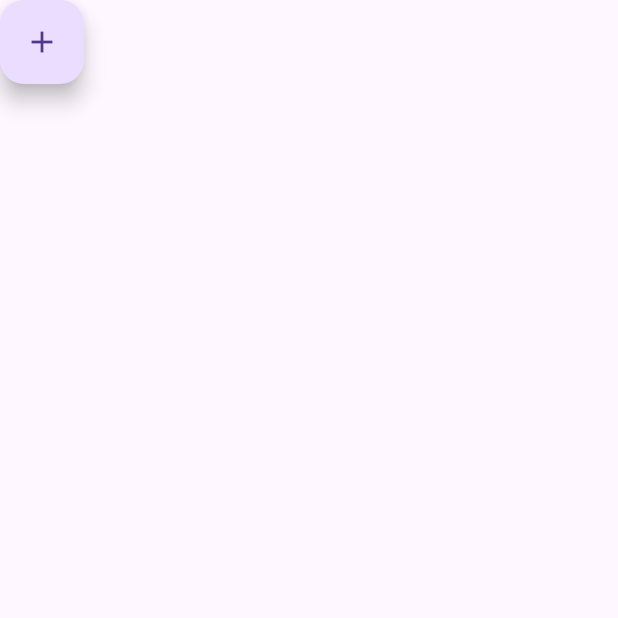
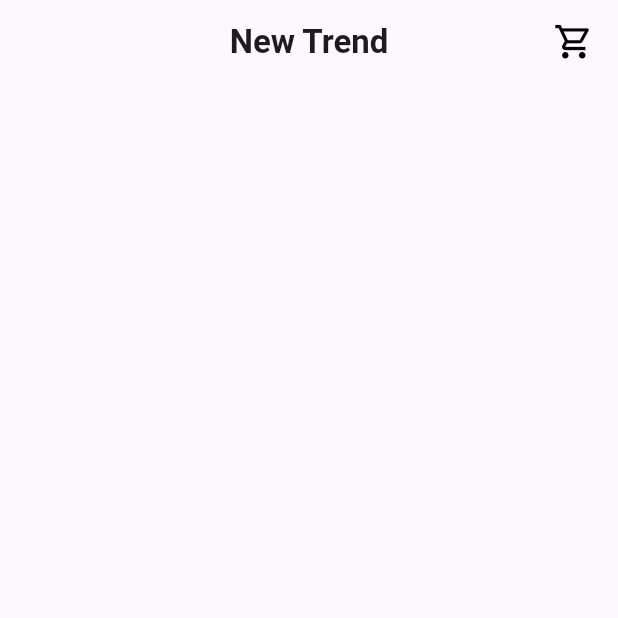
Before and after one commit to m7mdragab74/StoreFlex, a Flutter app: the screen it shows after launch, on a phone screen of 412 x 824 dp, the top half of it. Run offline on Flutter 3.47's test engine with Material 3 defaults, Android fonts, the phone set to English and light mode, and no system bars.

Commit message:
start create ui

```diff
--- a/lib/views/home_page.dart
+++ b/lib/views/home_page.dart
@@ -1,5 +1,4 @@
 import 'package:flutter/material.dart';
-import 'package:http/http.dart' as http;
 
 class HomePage extends StatelessWidget {
   const HomePage({super.key});
@@ -7,26 +6,28 @@ class HomePage extends StatelessWidget {
   @override
   Widget build(BuildContext context) {
     return Scaffold(
-      body: Column(
-        children: [
-          FloatingActionButton(
-            onPressed: () async {
-              http.Response response = await http
-                  .post(Uri.parse('https://fakestoreapi.com/products'), body: {
-                'title': 'test product',
-                'price': '13.5',
-                'description': 'lorem ipsum se\'t',
-                'image': 'https://i.pravatar.cc',
-                'category': 'electronic'
-              }, headers: {
-                'Accept': 'application/json',
-                'Content-Type': 'application/x-www-form-urlencoded',
-              });
-              print(response.body);
-            },
-            child: Icon(Icons.add),
+      appBar: AppBar(
+        centerTitle: true,
+        title: const Text(
+          'New Trend',
+          style: TextStyle(
+            fontWeight: FontWeight.bold,
+            fontSize: 22,
+          ),
+        ),
+        actions: const [
+          Icon(
+            Icons.shopping_cart_outlined,
+            color: Colors.black,
+            size: 27,
+          ),
+          SizedBox(
+            width: 16,
           )
         ],
+      ),
+      body: Column(
+        children: [],
       ),
     );
   }
```
